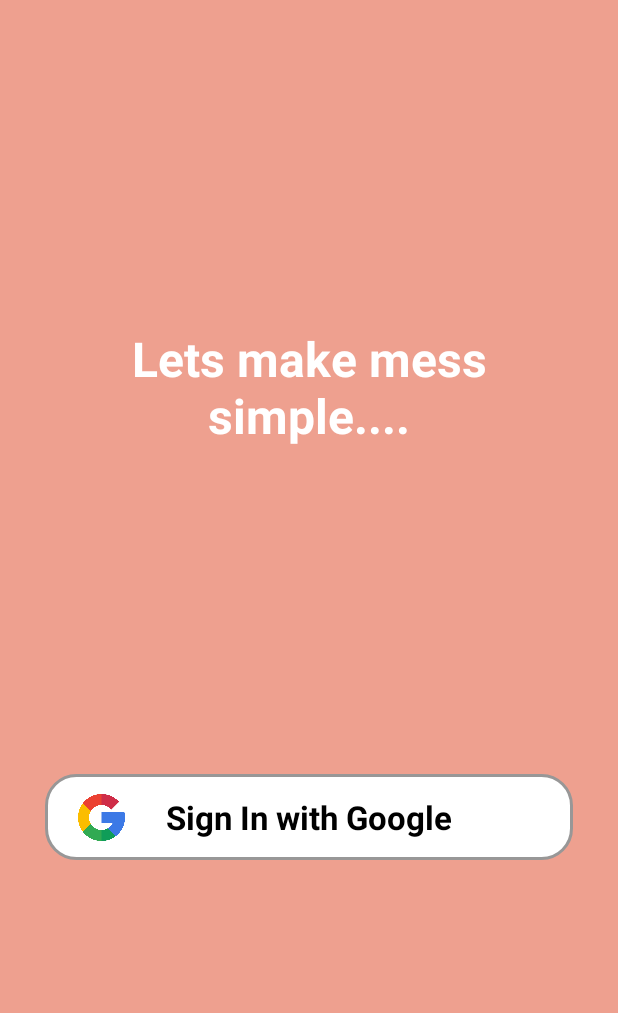
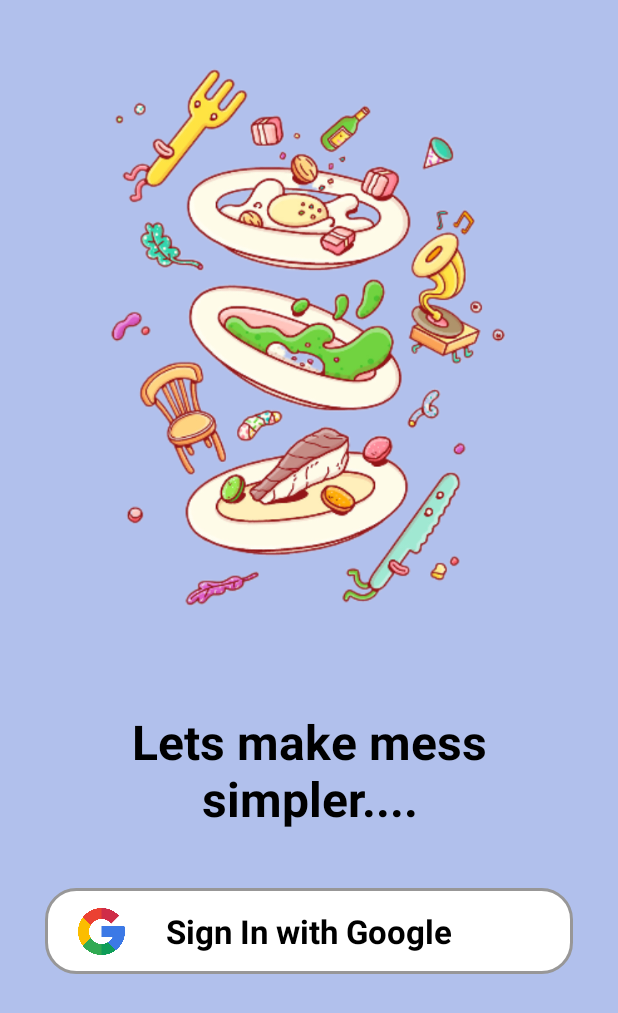
Before and after one commit to Androrubin/Mess_Maven, an Android app: the screen it shows after launch (LoginActivity), on a phone screen of 412 x 824 dp. Shown: the top 1013 px of the screen. Run offline under Robolectric (Android 15) with nearby library versions, the phone set to English and light mode, and no system bars; our stand-ins replace Firebase (no records; nobody signed in at launch, a user with empty details on screens opened directly).

Commit message:
Splash Screen and Login Activity

```diff
--- a/app/build.gradle
+++ b/app/build.gradle
@@ -49,6 +49,7 @@ dependencies {
     implementation 'com.google.firebase:firebase-auth-ktx:21.0.3'
     implementation 'com.google.android.gms:play-services-auth:20.4.1'
     implementation 'com.google.firebase:firebase-firestore-ktx:24.4.2'
+    implementation 'androidx.recyclerview:recyclerview:1.2.1'
     testImplementation 'junit:junit:4.13.2'
     androidTestImplementation 'androidx.test.ext:junit:1.1.5'
     androidTestImplementation 'androidx.test.espresso:espresso-core:3.5.1'
@@ -59,6 +60,7 @@ dependencies {
     implementation 'com.google.zxing:core:3.4.0'
 
     implementation 'com.journeyapps:zxing-android-embedded:4.2.0'
+    implementation 'pl.droidsonroids.gif:android-gif-drawable:1.2.17'
 
 
 
--- a/app/src/main/java/com/androrubin/messmavendemo/on_boarding/SplashScreen.kt
+++ b/app/src/main/java/com/androrubin/messmavendemo/on_boarding/SplashScreen.kt
@@ -64,7 +64,7 @@ class SplashScreen : AppCompatActivity() {
                 startActivity(loginIntent)
                 finish()
 
-            }, 3500)
+            }, 1800)
 
         }
     }
--- a/app/src/main/java/com/androrubin/messmavendemo/previousTransAdapter.kt
+++ b/app/src/main/java/com/androrubin/messmavendemo/previousTransAdapter.kt
@@ -21,7 +21,6 @@ class previousTransAdapter(private val items:ArrayList<PreviousTransactionData>)
 
     override fun onBindViewHolder(holder: adapterHolder, position: Int) {
         val currentitem=items[position]
-        var value=0
         holder.DinnerExtra.text=currentitem.DinnerExtra
         holder.LunchExtra.text=currentitem.LunchExtra
         holder.BreakfastExtra.text=currentitem.BreakfastExtra
@@ -35,8 +34,6 @@ class previousTransAdapter(private val items:ArrayList<PreviousTransactionData>)
         } else View.GONE
 
         holder.visibility.setOnClickListener {
-            items[value].Visibility=!items[value].Visibility
-            value = position
             currentitem.Visibility = !currentitem.Visibility
             notifyItemChanged(position)
         }
--- a/app/src/main/res/layout/activity_login.xml
+++ b/app/src/main/res/layout/activity_login.xml
@@ -4,32 +4,43 @@
     xmlns:tools="http://schemas.android.com/tools"
     android:layout_width="match_parent"
     android:layout_height="match_parent"
-    android:background="#eea08f"
+    android:background="#B592A7E4"
     tools:context=".on_boarding.LoginActivity">
 
+
+    <ImageView
+        android:layout_width="368dp"
+        android:layout_height="418dp"
+        android:layout_marginTop="16dp"
+        android:src="@drawable/ecd91f2745202155d59f811e18f"
+        app:layout_constraintEnd_toEndOf="parent"
+        app:layout_constraintHorizontal_bias="0.488"
+        app:layout_constraintStart_toStartOf="parent"
+        app:layout_constraintTop_toTopOf="parent" />
 
     <TextView
         android:id="@+id/textView1"
         android:layout_width="wrap_content"
         android:layout_height="wrap_content"
+        android:gravity="center"
         android:padding="25dp"
-        android:text="Lets make mess simple...."
-        android:textColor="@color/white"
+        android:text="Lets make mess simpler...."
+        android:textColor="@color/black"
         android:textSize="32sp"
-        android:gravity="center"
         android:textStyle="bold"
         app:layout_constraintBottom_toTopOf="@+id/googleSigninbtn"
         app:layout_constraintEnd_toEndOf="parent"
-        app:layout_constraintHorizontal_bias="0.555"
+        app:layout_constraintHorizontal_bias="0.0"
         app:layout_constraintStart_toStartOf="parent"
-        app:layout_constraintTop_toTopOf="parent" />
+        app:layout_constraintTop_toTopOf="parent"
+        app:layout_constraintVertical_bias="0.973" />
 
     <TextView
         android:id="@+id/googleSigninbtn"
         android:layout_width="match_parent"
         android:layout_height="57dp"
         android:layout_marginStart="30dp"
-        android:layout_marginTop="516dp"
+        android:layout_marginTop="592dp"
         android:layout_marginEnd="30dp"
         android:background="@drawable/btn_back_grey"
         android:gravity="center"
@@ -39,7 +50,7 @@
         android:textStyle="bold"
 
         app:layout_constraintEnd_toEndOf="parent"
-        app:layout_constraintHorizontal_bias="0"
+        app:layout_constraintHorizontal_bias="0.0"
         app:layout_constraintStart_toStartOf="parent"
         app:layout_constraintTop_toTopOf="parent" />
 
--- a/app/src/main/res/layout/previous_transaction.xml
+++ b/app/src/main/res/layout/previous_transaction.xml
@@ -121,7 +121,6 @@
         android:textStyle="bold"
         app:layout_constraintStart_toStartOf="parent"
         app:layout_constraintTop_toTopOf="parent" />
-
     <androidx.recyclerview.widget.RecyclerView
         android:id="@+id/previous_rV"
         android:layout_width="match_parent"
```
Also changed, not shown: app/src/main/res/layout/activity_splash_screen.xml (+17 -4 lines), app/src/main/res/layout/previous_transaction_item.xml (+13 -8 lines), app/src/main/res/drawable/buffet_break_5.gif (added), app/src/main/res/drawable/ecd91f2745202155d59f811e18f.png (added), app/src/main/res/drawable/food_anima_unscreen.gif (added), app/src/main/res/drawable/output_onlinegiftools.gif (added), 1 other file.
